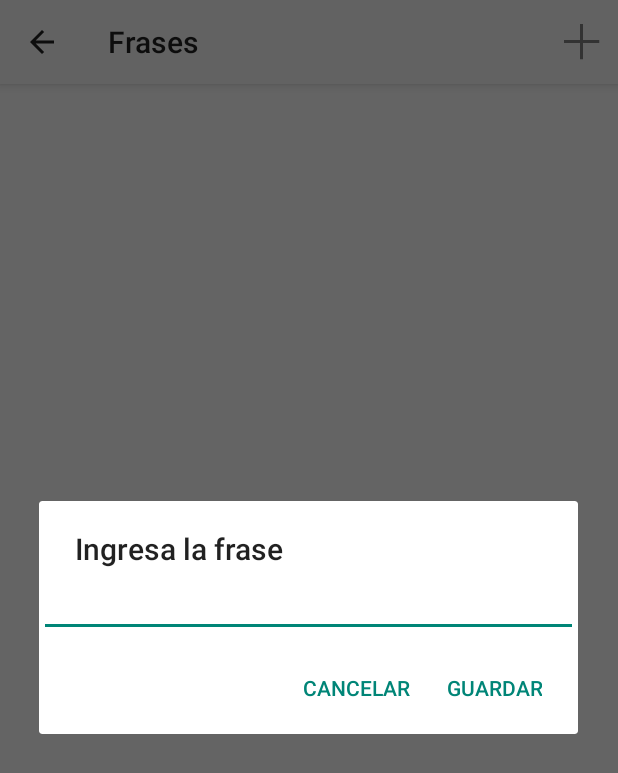
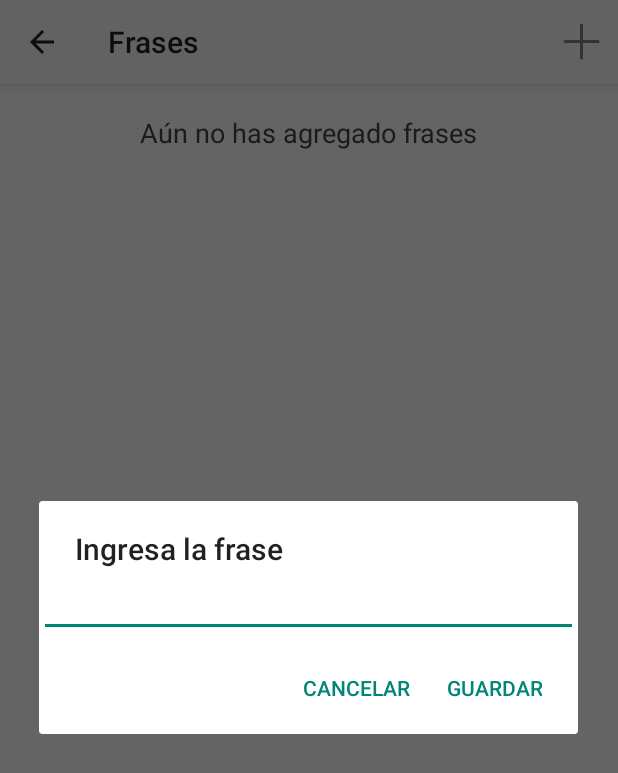
Before and after one commit to josecols/modula, an Android app: the FrasesActivity screen opened directly, with no data from a screen before it, after a tap on "Nueva frase", on a phone screen of 412 x 824 dp. Shown: the top 773 px of the screen. Run offline under Robolectric (Android 15) with nearby library versions, the phone set to English and light mode, and no system bars.

Commit message:
Mejorado el comportamiento en la vista de frases

```diff
--- a/src/main/java/ve/edu/ucab/modula/app/FrasesActivity.java
+++ b/src/main/java/ve/edu/ucab/modula/app/FrasesActivity.java
@@ -17,8 +17,6 @@ import android.widget.ListView;
 import android.widget.SimpleCursorAdapter;
 import android.widget.TextView;
 
-import org.w3c.dom.Text;
-
 import java.util.ArrayList;
 import java.util.concurrent.Callable;
 
@@ -33,6 +31,14 @@ public class FrasesActivity extends ActionBarActivity {
      * Lista de frases para la GUI, definido en el XML.
      */
     private ListView vistaFrases;
+    /**
+     * Permite mostrar mensajes al usuario.
+     */
+    private TextView vistaMensaje;
+    /**
+     * Indica si existe conexión con el servicio TTS.
+     */
+    private Boolean servicioConectado = false;
     /**
      * Arreglo de cada una de las filas, de la lista de frases, resaltadas por el usuario.
      */
@@ -54,17 +60,9 @@ public class FrasesActivity extends ActionBarActivity {
      */
     private Cursor cursor;
     /**
-     * Adaptador para alimentar la <vistaFrases> con el contenido de <cursor>.
-     */
-    private SimpleCursorAdapter adapter;
-    /**
      * Referencia al manejador de pronunciación de texto.
      */
     private TextoAVoz pronunciador;
-    /**
-     * Encapsula los procedimientos a ejecutar dependiendo del estado del servicio de pronunciación.
-     */
-    private TTSCallback callback;
     /**
      * Identifica que clase realizoó la llamada de <FrasesActivity>.
      */
@@ -104,7 +102,7 @@ public class FrasesActivity extends ActionBarActivity {
                         @Override
                         public void run() {
                             mDbManager.eliminarFrases(vistaFrases.getCheckedItemIds());
-                            adapter.changeCursor(mDbManager.leerFrases());
+                            cargarLista();
                         }
                     });
                     mode.finish();
@@ -129,10 +127,11 @@ public class FrasesActivity extends ActionBarActivity {
     protected void onCreate(Bundle savedInstanceState) {
         super.onCreate(savedInstanceState);
         setContentView(R.layout.activity_frases);
-        this.callback = new TTSCallback(new Callable() {
+        TTSCallback callback = new TTSCallback(new Callable() {
             @Override
             public Object call() throws Exception {
-                cargarLista();
+                vistaFrases.setVisibility(View.VISIBLE);
+                servicioConectado = true;
                 return null;
             }
         }, new Callable() {
@@ -166,10 +165,12 @@ public class FrasesActivity extends ActionBarActivity {
         }
         );
         this.vistaFrases = (ListView) findViewById(R.id.vista_frases);
+        this.vistaMensaje = (TextView) findViewById(R.id.vista_mensaje_frases);
         this.frasesSeleccionadas = new ArrayList<TextView>();
         this.mDbManager = new DataBaseManager(getApplicationContext());
-        this.pronunciador = new TextoAVoz(this, this.callback);
+        this.pronunciador = new TextoAVoz(this, callback);
         this.parentActivityClass = getIntent().getExtras() == null ? MainActivity.class : ChatActivity.class;
+        cargarLista();
     }
 
     @Override
@@ -203,47 +204,27 @@ public class FrasesActivity extends ActionBarActivity {
      */
     public void cargarLista() {
         this.cursor = this.mDbManager.leerFrases();
+        if (cursor.moveToFirst()) {
+            ocultarMensaje();
             String[] from = new String[]{DataBaseContract.FrasesTabla.COLUMN_NAME_TITULO};
             int[] to = new int[]{android.R.id.text1};
-        this.adapter = new SimpleCursorAdapter(this, android.R.layout.simple_list_item_activated_1, cursor, from, to, 0);
-        this.vistaFrases.setAdapter(this.adapter);
+            SimpleCursorAdapter adapter = new SimpleCursorAdapter(this, android.R.layout.simple_list_item_activated_1, cursor, from, to, 0);
+            this.vistaFrases.setAdapter(adapter);
             // Cuando se realiza un LongClick se abre el menú contextual.
             this.vistaFrases.setOnItemLongClickListener(new AdapterView.OnItemLongClickListener() {
                 public boolean onItemLongClick(AdapterView<?> parent, View view, int position, long id) {
-                vistaFrases.setChoiceMode(ListView.CHOICE_MODE_MULTIPLE);
-                if (mActionMode != null)
-                    return false;
-                mActionMode = startActionMode(mActionModeCallback);
-                vistaFrases.setItemChecked(position, true);
-                frasesSeleccionadas.add((TextView) view);
-                return true;
+                    return fraseLongClick(position, (TextView) view);
                 }
             });
             this.vistaFrases.setOnItemClickListener(new AdapterView.OnItemClickListener() {
                 @Override
                 public void onItemClick(AdapterView<?> adapterView, View view, int i, long l) {
-                if (actionMenu != null) {
-                    MenuItem item = actionMenu.findItem(R.id.action_modificarfrase);
-                    frasesSeleccionadas.add((TextView) view);
-                    if (vistaFrases.getCheckedItemCount() > 1)
-                        item.setVisible(false);
-                    else
-                        item.setVisible(true);
-                } else {
-                    if (parentActivityClass == ChatActivity.class) {
-                        Intent resultado = new Intent();
-                        resultado.putExtra("frase", ((TextView) view).getText().toString());
-                        setResult(RESULT_OK, resultado);
-                        finish();
-                    } else if (parentActivityClass == MainActivity.class) {
-                        if (fraseEnEjecucion != null)
-                            fraseEnEjecucion.setCompoundDrawablesWithIntrinsicBounds(0, 0, 0, 0);
-                        fraseEnEjecucion = (TextView) view;
-                        pronunciador.pronunciar(fraseEnEjecucion.getText().toString());
-                    }
-                }
+                    fraseClick((TextView) view);
                 }
             });
+        } else {
+            mostrarMensaje();
+        }
     }
 
     /**
@@ -265,7 +246,7 @@ public class FrasesActivity extends ActionBarActivity {
                             mDbManager.insertarFrase(input.getText().toString());
                         else
                             mDbManager.actualizarFrase(id, input.getText().toString());
-                        adapter.changeCursor(mDbManager.leerFrases());
+                        cargarLista();
                     }
                 })
                 .setNegativeButton("Cancelar", new DialogInterface.OnClickListener() {
@@ -274,4 +255,48 @@ public class FrasesActivity extends ActionBarActivity {
                 })
                 .show();
     }
+
+    private void mostrarMensaje() {
+        this.vistaMensaje.setVisibility(View.VISIBLE);
+        this.vistaFrases.setVisibility(View.GONE);
     }
+
+    private void ocultarMensaje() {
+        this.vistaMensaje.setVisibility(View.GONE);
+        if (servicioConectado)
+            this.vistaFrases.setVisibility(View.VISIBLE);
+    }
+
+    private Boolean fraseLongClick(int position, TextView view) {
+        vistaFrases.setChoiceMode(ListView.CHOICE_MODE_MULTIPLE);
+        if (mActionMode != null)
+            return false;
+        mActionMode = startActionMode(mActionModeCallback);
+        vistaFrases.setItemChecked(position, true);
+        frasesSeleccionadas.add((TextView) view);
+        return true;
+    }
+
+    private void fraseClick(TextView view) {
+        if (actionMenu != null) {
+            MenuItem item = actionMenu.findItem(R.id.action_modificarfrase);
+            frasesSeleccionadas.add(view);
+            if (vistaFrases.getCheckedItemCount() > 1)
+                item.setVisible(false);
+            else
+                item.setVisible(true);
+        } else {
+            if (parentActivityClass == ChatActivity.class) {
+                Intent resultado = new Intent();
+                resultado.putExtra("frase", view.getText().toString());
+                setResult(RESULT_OK, resultado);
+                finish();
+            } else if (parentActivityClass == MainActivity.class) {
+                if (fraseEnEjecucion != null)
+                    fraseEnEjecucion.setCompoundDrawablesWithIntrinsicBounds(0, 0, 0, 0);
+                fraseEnEjecucion = view;
+                pronunciador.pronunciar(fraseEnEjecucion.getText().toString());
+            }
+        }
+    }
+}
--- a/src/main/res/layout/activity_frases.xml
+++ b/src/main/res/layout/activity_frases.xml
@@ -3,8 +3,20 @@
     android:layout_width="match_parent"
     android:layout_height="match_parent">
 
+    <TextView
+        android:layout_width="wrap_content"
+        android:layout_height="wrap_content"
+        android:textAppearance="?android:attr/textAppearanceMedium"
+        android:text="@string/title_mensaje_frases"
+        android:id="@+id/vista_mensaje_frases"
+        android:layout_gravity="center_horizontal"
+        android:layout_marginTop="20dp"
+        android:textColor="#444444"
+        android:visibility="gone" />
+
     <ListView
         android:layout_width="match_parent"
         android:layout_height="wrap_content"
-        android:id="@+id/vista_frases" />
+        android:id="@+id/vista_frases"
+        android:visibility="gone" />
 </LinearLayout>
--- a/src/main/res/values/strings.xml
+++ b/src/main/res/values/strings.xml
@@ -13,4 +13,6 @@
     <string name="hint_activity_perfil">Título del chat</string>
     <string name="hint_activity_chat">Escribe lo que quieres decir</string>
     <string name="title_button_perfil">Guardar</string>
+    <string name="title_mensaje_main">No hay historial de conversaciones</string>
+    <string name="title_mensaje_frases">Aún no has agregado frases</string>
 </resources>
```
Lines whose indentation alone changed are shown as unchanged.
